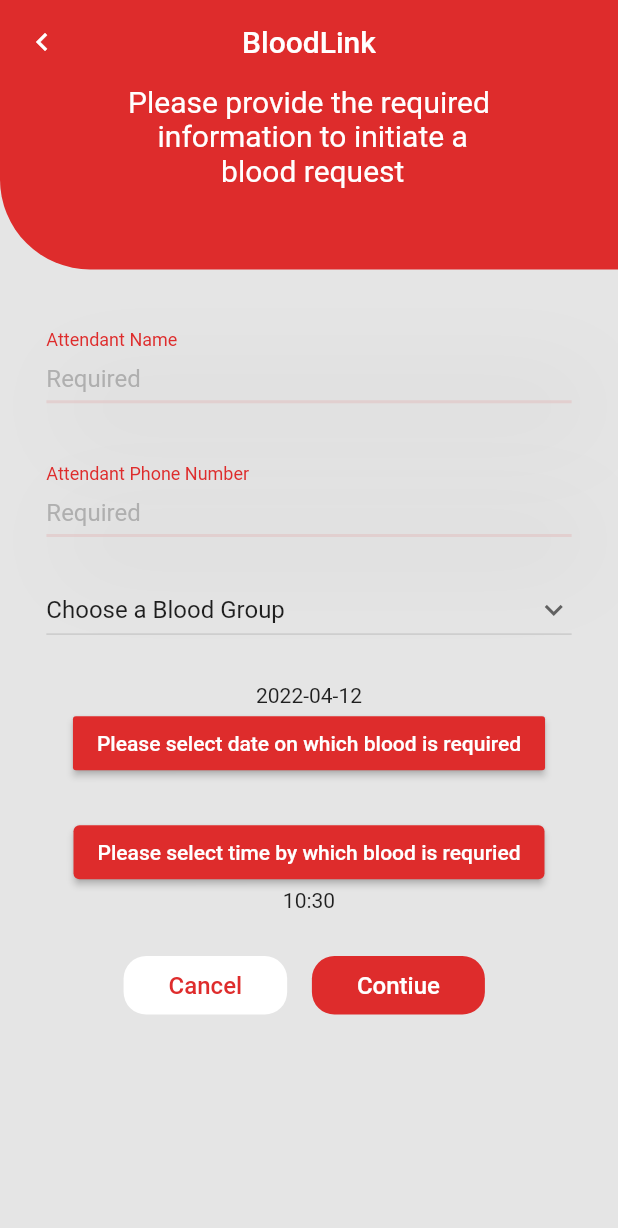
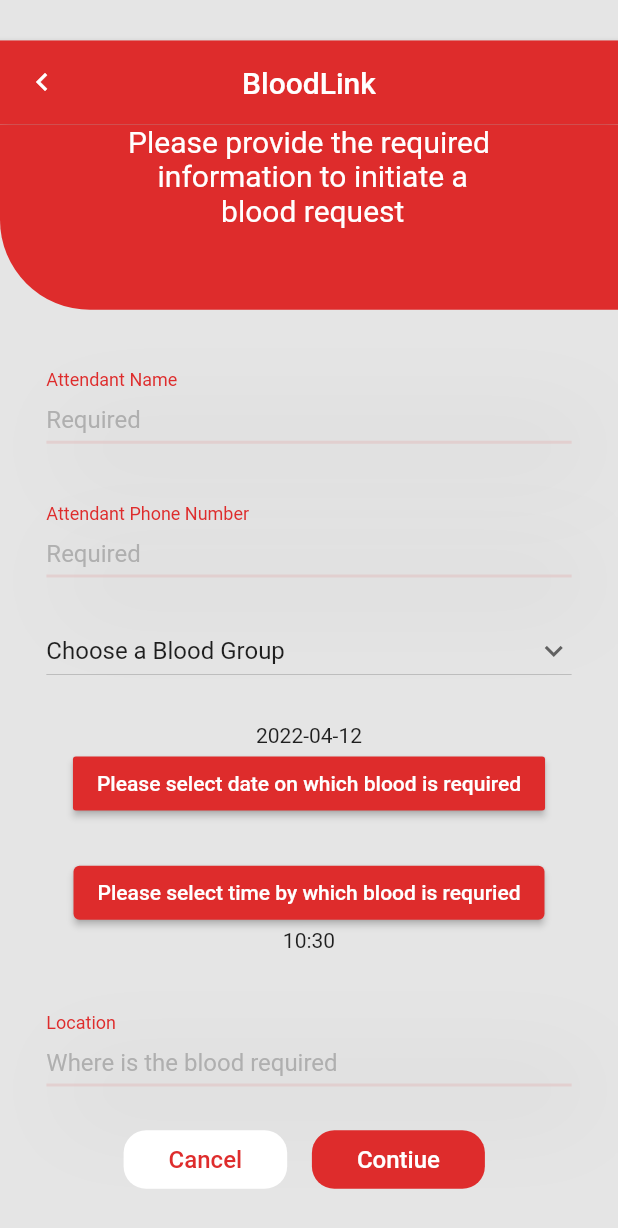
Before and after one commit to FarrukhCyber/BloodLink, a Flutter app: the screen it shows after launch, on a phone screen of 412 x 824 dp. Shown: the top 1228 px of the screen. Run offline on Flutter 3.47's test engine with Material 2 defaults, Android fonts, the phone set to English and light mode, and no system bars; our stand-ins replace google_maps_flutter, location, material_design_icons_flutter.

Commit message:
CreateBloodRequest Front End Completed

```diff
--- a/lib/createBloodRequest/createBloodRequest.dart
+++ b/lib/createBloodRequest/createBloodRequest.dart
@@ -31,7 +31,9 @@
   Widget build(BuildContext context) {
     return Scaffold(
       backgroundColor: Color.fromARGB(255, 229, 229, 229),
-      body: Column(
+      body: Center(
+        child: SingleChildScrollView(
+          child: Column(
             children: <Widget>[
               AppBarFb2(),
               TopBarFb3(
@@ -49,9 +51,18 @@
               DropDownMenu(),
               getDate(title: "Please select a date"),
               getTime(),
+              InputFieldWithLabel(
+                  inputController: TextEditingController(),
+                  hintText: "Where is the blood required",
+                  labelText: "Location"),
               PairButton(text: "Hello")
             ],
           ),
+        ),
+      ),
+      //   ),
+      // ),
+      // ),
     );
   }
 }
@@ -422,8 +433,9 @@
                         RoundedRectangleBorder(
                             borderRadius: BorderRadius.circular(borderRadius)),
                       )),
-                  onPressed: () => Navigator.of(context).push(MaterialPageRoute(
-                      builder: (context) => CreateBloodRequestPage2(key: key))),
+                  // onPressed: () => Navigator.of(context).push(MaterialPageRoute(
+                  //     builder: (context) => CreateBloodRequestPage2(key: key))),
+                  onPressed: null,
                   // onPressed: () => CreateBloodRequestPage2(key: key),
                   child: Text(
                     "Contiue",
--- a/lib/createBloodRequest/createBloodRequestPage2.dart
+++ b/lib/createBloodRequest/createBloodRequestPage2.dart
@@ -1,5 +1,5 @@
 import 'package:create_blood_request/createBloodRequest/createBloodRequestPage3.dart';
-import 'package:create_blood_request/createBloodRequest/createBloodRequest.dart';
+import 'package:create_blood_request/createBloodRequest/createBloodRequestPage3.dart';
 
 import 'package:google_maps_flutter/google_maps_flutter.dart';
 // import 'package:create_blood_request/createBloodRequest/enterCustomLocation.dart';
@@ -117,7 +117,7 @@
             color: accentColor,
           ),
           onPressed: () => Navigator.of(context).push(MaterialPageRoute(
-              builder: (context) => CreateBloodRequest(key: key)))),
+              builder: (context) => CreateBloodRequestPage3(key: key)))),
     );
   }
 }
--- a/pubspec.yaml
+++ b/pubspec.yaml
@@ -28,6 +28,7 @@
 # versions available, run `flutter pub outdated`.
 dependencies:
 
+
   flutter:
     sdk: flutter
   cupertino_icons: ^1.0.2
@@ -36,6 +37,7 @@
   http: ^0.13.4
   json_annotation: ^4.4.0
   json_serializable: ^6.1.5
+  geolocator: ^5.0.0
 
 
 dev_dependencies:
```
Also changed, not shown: lib/createBloodRequest/createBloodRequestPage3.dart (+67 -7 lines), pubspec.lock. Lines whose indentation alone changed are shown as unchanged.
